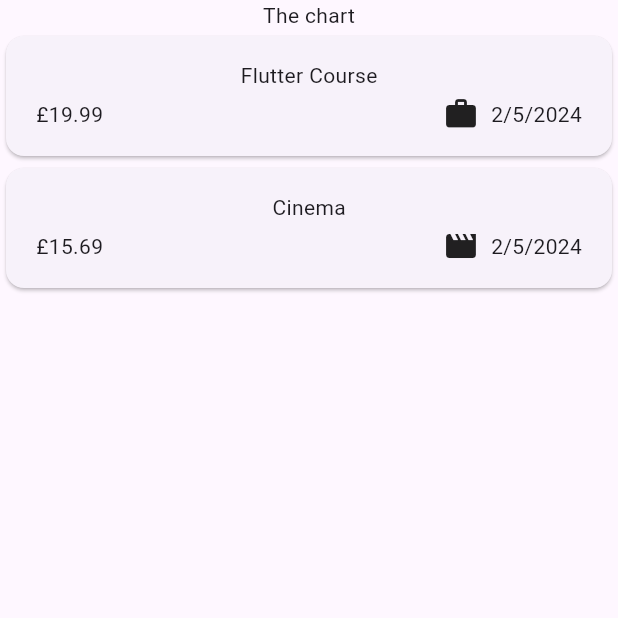
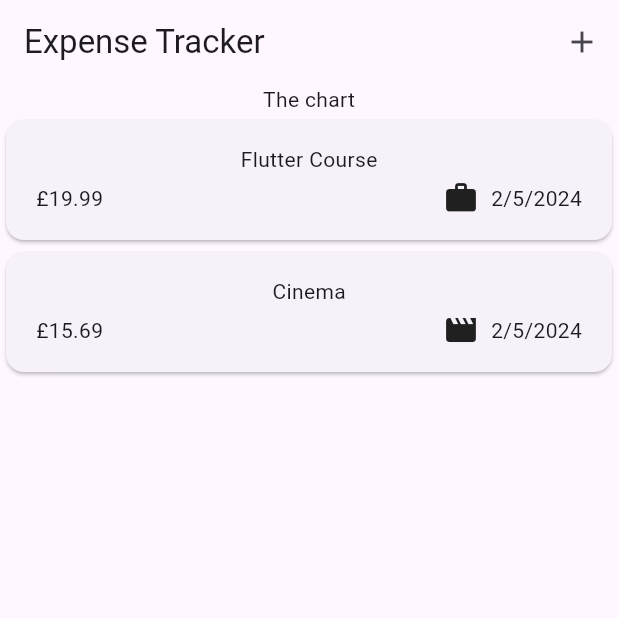
Before and after one commit to oscarlagatta/flutter_expense_tracker, a Flutter app: the screen it shows after launch, on a phone screen of 412 x 824 dp, the top half of it. Run offline on Flutter 3.47's test engine with Material 3 defaults, Android fonts, the phone set to English and light mode, and no system bars.

Commit message:
setting an AppBar with a Title and Actions

```diff
--- a/lib/main.dart
+++ b/lib/main.dart
@@ -3,8 +3,9 @@ import 'package:flutter/material.dart';
 
 void main() {
   runApp(
-    const MaterialApp(
-      home: Expenses()
+    MaterialApp(
+      theme:  ThemeData(useMaterial3: true),
+      home: const Expenses()
     ),
   );
 }
--- a/lib/widgets/expenses.dart
+++ b/lib/widgets/expenses.dart
@@ -31,6 +31,15 @@ class _ExpensesState extends State<Expenses> {
   @override
   Widget build(BuildContext context) {
     return Scaffold(
+      appBar: AppBar(
+        title: const Text('Expense Tracker'),
+        actions: [
+          IconButton(
+            onPressed: () {},
+            icon: const Icon(Icons.add),
+          )
+        ],
+      ),
       body: Column(
         children: [
           const Text('The chart'),
```
